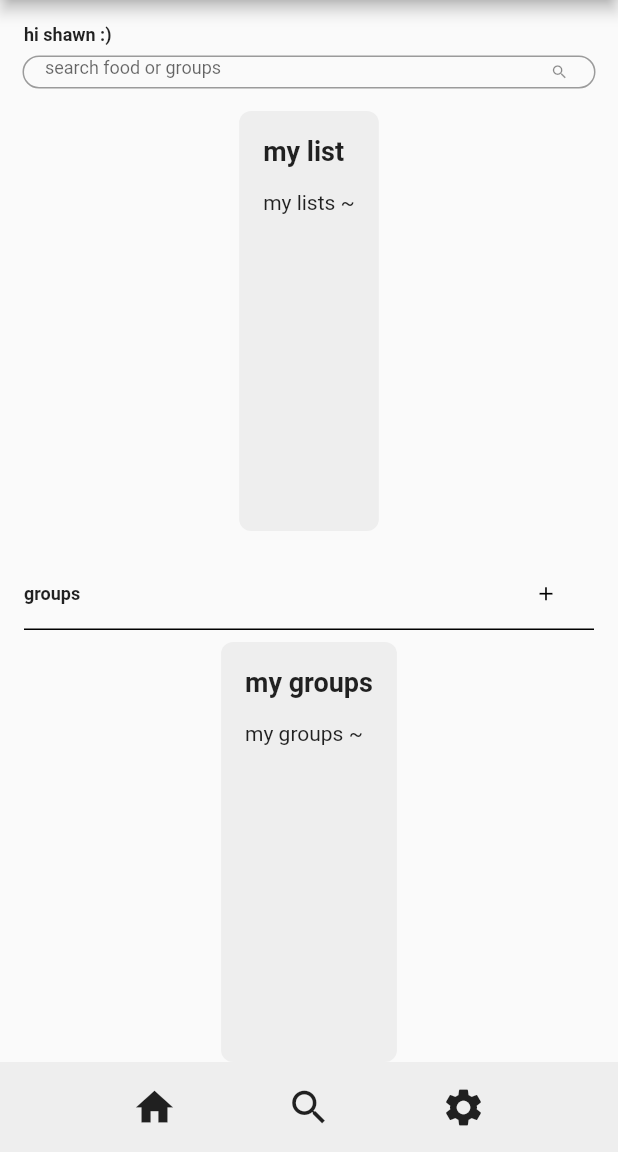
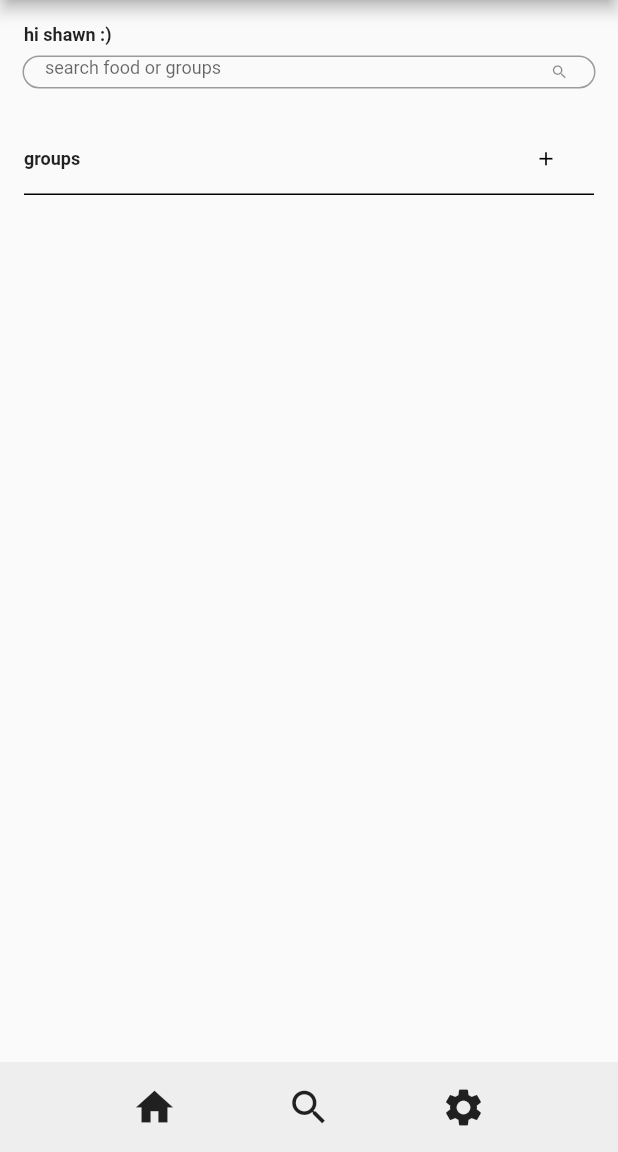
Before and after one commit to vynious/food-logs, a Flutter app: the screen it shows after launch, on a phone screen of 412 x 824 dp, the part 84-1236 px from its top. Run offline on Flutter 3.47's test engine with Material 2 defaults, Android fonts, the light colour scheme and no system bars.

Commit message:
restruct files

```diff
--- /dev/null
+++ b/lib/bottom-nav.dart
@@ -0,0 +1,22 @@
+import 'package:flutter/material.dart';
+
+
+class BottomWidget extends StatelessWidget {
+  const BottomWidget({super.key});
+
+  @override
+  Widget build(BuildContext context) {
+    return Container(
+      padding: const EdgeInsets.all(15.0),
+      color: Colors.grey[200],
+      child: const Row(
+        mainAxisAlignment: MainAxisAlignment.spaceEvenly,
+        children: [
+          Icon(Icons.home, size: 30),
+          Icon(Icons.search, size: 30,),
+          Icon(Icons.settings, size: 30,),
+        ],
+      ),
+    );
+  }
+}
--- /dev/null
+++ b/lib/group-section.dart
@@ -0,0 +1,61 @@
+import 'package:flutter/material.dart';
+
+
+class GroupSectionWidget extends StatelessWidget {
+  const GroupSectionWidget({Key? key}) : super(key: key);
+
+  @override
+  Widget build(BuildContext context) {
+    return Padding(
+      padding: const EdgeInsets.symmetric(horizontal: 16.0),
+      child: DecoratedBox(
+        decoration:
+        const BoxDecoration(
+          border: Border(
+            bottom: BorderSide(
+              color: Colors.black,
+              width: 1.0,
+            ),
+          ),
+        ),
+        child: Container(
+          padding: const EdgeInsets.fromLTRB(0.0, 16.0, 0.0, 0), // Adjust the padding as needed
+          child: Row(
+            children: [
+              const Align(
+                alignment: Alignment.centerLeft,
+                child: Text(
+                  'groups',
+                  textAlign: TextAlign.left,
+                  style: TextStyle(
+                    fontSize: 12.0,
+                    fontWeight: FontWeight.bold,
+                  ),
+                ),
+              ),
+              const Expanded(child: SizedBox()), // Empty space to expand and push the button to the right
+              ElevatedButton(
+                onPressed: () {
+              //     Navigator.push(
+              //     context,
+              //     MaterialPageRoute(builder: (context) => NewPage()),
+              // );
+                },
+                style: ButtonStyle(
+                  backgroundColor: MaterialStateProperty.all<Color>(Colors.transparent),
+                  padding: MaterialStateProperty.all<EdgeInsetsGeometry>(
+                    const EdgeInsets.all(10.0),
+                  ),
+                  overlayColor: MaterialStateProperty.all<Color>(Colors.transparent),
+                  shadowColor: MaterialStateProperty.all<Color>(Colors.transparent),
+                  elevation: MaterialStateProperty.all<double>(0.0),
+                ),
+                child: const Icon(Icons.add, color: Colors.black, size: 15),
+              ),
+            ],
+          ),
+        ),
+      ),
+    );
+  }
+}
--- a/lib/main.dart
+++ b/lib/main.dart
@@ -1,5 +1,7 @@
 import 'package:flutter/material.dart';
-import 'add-groups/add-groups.dart';
+import 'bottom-nav.dart';
+import 'group-section.dart';
+import 'search-bar.dart';
 
 
 void main() {
@@ -13,7 +15,7 @@ class MyApp extends StatelessWidget {
 
   void handleSearch(String query) {
     // Perform search logic here
-    print('Searching for: $query');
+
   }
 
 @override
@@ -39,185 +41,23 @@ Widget build(BuildContext context) {
               ),
             ),
           ),
-          SizedBox(height: 2.0), // Adjust the height as needed
+          const SizedBox(height: 2.0), // Adjust the height as needed
           SearchBarWidget(
             controller: _controller,
             onSearch: handleSearch,
           ),
 
-          SizedBox(height: 10.0), // Empty space between the SearchBarWidget and other widgets
-          const BigBoxWidget(
-            header: 'my list',
-            height: 150.0,
-            child: Text('my lists ~'),
-          ),
+
          // ADD
-          SizedBox(height: 2.0),
-          GroupSectionWidget(
+          const SizedBox(height: 2.0),
+          const GroupSectionWidget(
 
           ),// Adjust the height as needed
 
-          SizedBox(height: 8.0), // Adjust the height as needed
-          const BigBoxWidget(
-            header: 'my groups',
-            height: 200.0,
-            child: Text('my groups ~'),
-          ),
+
         ],
       ),
-      bottomNavigationBar: BottomWidget(),
+      bottomNavigationBar: const BottomWidget(),
     ),
   );
 }}
-class SearchBarWidget extends StatelessWidget {
-  final TextEditingController controller;
-  final Function(String) onSearch;
-
-  const SearchBarWidget({super.key,
-    required this.controller,
-    required this.onSearch,
-  });
-
-  @override
-  Widget build(BuildContext context) {
-    return Container(
-      width: 500,
-      height: 32,
-      padding: const EdgeInsets.fromLTRB(15.0, 5.0, 15.0, 5.0), // Adjust the padding
-      child: TextField(
-        controller: controller,
-        style: const TextStyle(fontSize: 12.0), // Adjust the font size
-        decoration: const InputDecoration(
-          contentPadding: EdgeInsets.symmetric(vertical: 10, horizontal: 15), // Adjust the content padding
-          hintText: 'search food or groups',
-          suffixIcon: Icon(Icons.search, size: 12,) ,
-          border: OutlineInputBorder(
-            borderRadius: BorderRadius.all(Radius.circular(20.0)),
-          ),
-        ),
-        onChanged: onSearch,
-      ),
-    );
-  }
-}
-
-class BigBoxWidget extends StatelessWidget {
-  final String header;
-  final Widget child;
-  final double height;
-
-  const BigBoxWidget({
-    Key? key,
-    required this.header,
-    required this.child,
-    this.height = 100.0,
-  }) : super(key: key);
-
-  @override
-  Widget build(BuildContext context) {
-    return Expanded(
-      child: Container(
-        padding: const EdgeInsets.all(16.0),
-        decoration: BoxDecoration(
-          color: Colors.grey[200],
-          borderRadius: BorderRadius.circular(8.0),
-        ),
-        child: Column(
-          crossAxisAlignment: CrossAxisAlignment.start,
-          children: [
-            Text(
-              header,
-              style: const TextStyle(
-                fontSize: 18.0,
-                fontWeight: FontWeight.bold,
-              ),
-            ),
-            const SizedBox(height: 16.0),
-            Expanded(child: child),
-          ],
-        ),
-      ),
-    );
-  }
-}
-
-
-
-class BottomWidget extends StatelessWidget {
-  const BottomWidget({super.key});
-
-  @override
-  Widget build(BuildContext context) {
-    return Container(
-      padding: const EdgeInsets.all(15.0),
-      color: Colors.grey[200],
-      child: const Row(
-        mainAxisAlignment: MainAxisAlignment.spaceEvenly,
-        children: [
-          Icon(Icons.home, size: 30),
-          Icon(Icons.search, size: 30,),
-          Icon(Icons.settings, size: 30,),
-        ],
-      ),
-    );
-  }
-}
-
-
-class GroupSectionWidget extends StatelessWidget {
-  const GroupSectionWidget({Key? key}) : super(key: key);
-
-  @override
-  Widget build(BuildContext context) {
-    return Padding(
-      padding: const EdgeInsets.symmetric(horizontal: 16.0),
-      child: DecoratedBox(
-        decoration: BoxDecoration(
-          border: Border(
-            bottom: BorderSide(
-              color: Colors.black,
-              width: 1.0,
-            ),
-          ),
-        ),
-        child: Container(
-          padding: const EdgeInsets.fromLTRB(0.0, 16.0, 0.0, 0), // Adjust the padding as needed
-          child: Row(
-            children: [
-              Align(
-                alignment: Alignment.centerLeft,
-                child: Text(
-                  'groups',
-                  textAlign: TextAlign.left,
-                  style: TextStyle(
-                    fontSize: 12.0,
-                    fontWeight: FontWeight.bold,
-                  ),
-                ),
-              ),
-              const Expanded(child: SizedBox()), // Empty space to expand and push the button to the right
-              ElevatedButton(
-                onPressed: () {
-                  Navigator.push(
-                  context,
-                  MaterialPageRoute(builder: (context) => NewPage()),
-              );
-                },
-                child: Icon(Icons.add, color: Colors.black, size: 15),
-                style: ButtonStyle(
-                  backgroundColor: MaterialStateProperty.all<Color>(Colors.transparent),
-                  padding: MaterialStateProperty.all<EdgeInsetsGeometry>(
-                    const EdgeInsets.all(10.0),
-                  ),
-                  overlayColor: MaterialStateProperty.all<Color>(Colors.transparent),
-                  shadowColor: MaterialStateProperty.all<Color>(Colors.transparent),
-                  elevation: MaterialStateProperty.all<double>(0.0),
-                ),
-              ),
-            ],
-          ),
-        ),
-      ),
-    );
-  }
-}
--- /dev/null
+++ b/lib/search-bar.dart
@@ -0,0 +1,34 @@
+import 'package:flutter/material.dart';
+
+
+class SearchBarWidget extends StatelessWidget {
+  final TextEditingController controller;
+  final Function(String) onSearch;
+
+  const SearchBarWidget({super.key,
+    required this.controller,
+    required this.onSearch,
+  });
+
+  @override
+  Widget build(BuildContext context) {
+    return Container(
+      width: 500,
+      height: 32,
+      padding: const EdgeInsets.fromLTRB(15.0, 5.0, 15.0, 5.0), // Adjust the padding
+      child: TextField(
+        controller: controller,
+        style: const TextStyle(fontSize: 12.0), // Adjust the font size
+        decoration: const InputDecoration(
+          contentPadding: EdgeInsets.symmetric(vertical: 10, horizontal: 15), // Adjust the content padding
+          hintText: 'search food or groups',
+          suffixIcon: Icon(Icons.search, size: 12,) ,
+          border: OutlineInputBorder(
+            borderRadius: BorderRadius.all(Radius.circular(20.0)),
+          ),
+        ),
+        onChanged: onSearch,
+      ),
+    );
+  }
+}
```
Also changed, not shown: lib/add-groups.dart (renamed from lib/add-groups/add-groups.dart).
